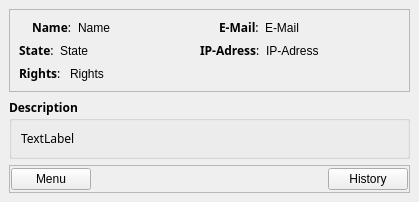
Before: the Qt Designer form plugins/teamwork/kdevteamwork_userinfo.ui in KDE/kdevelop, drawn with Qt 5.
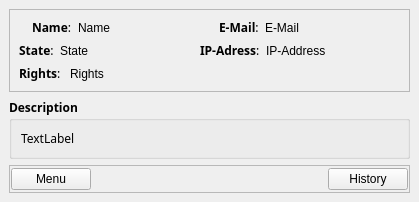
After: the same form once the commit is applied.

```diff
--- a/plugins/teamwork/kdevteamwork_userinfo.ui
+++ b/plugins/teamwork/kdevteamwork_userinfo.ui
@@ -245,7 +245,7 @@
         <item row="0" column="3" >
          <widget class="QLabel" name="ipadress" >
           <property name="text" >
-           <string>IP-Adress</string>
+           <string>IP-Address</string>
           </property>
          </widget>
         </item>
```
